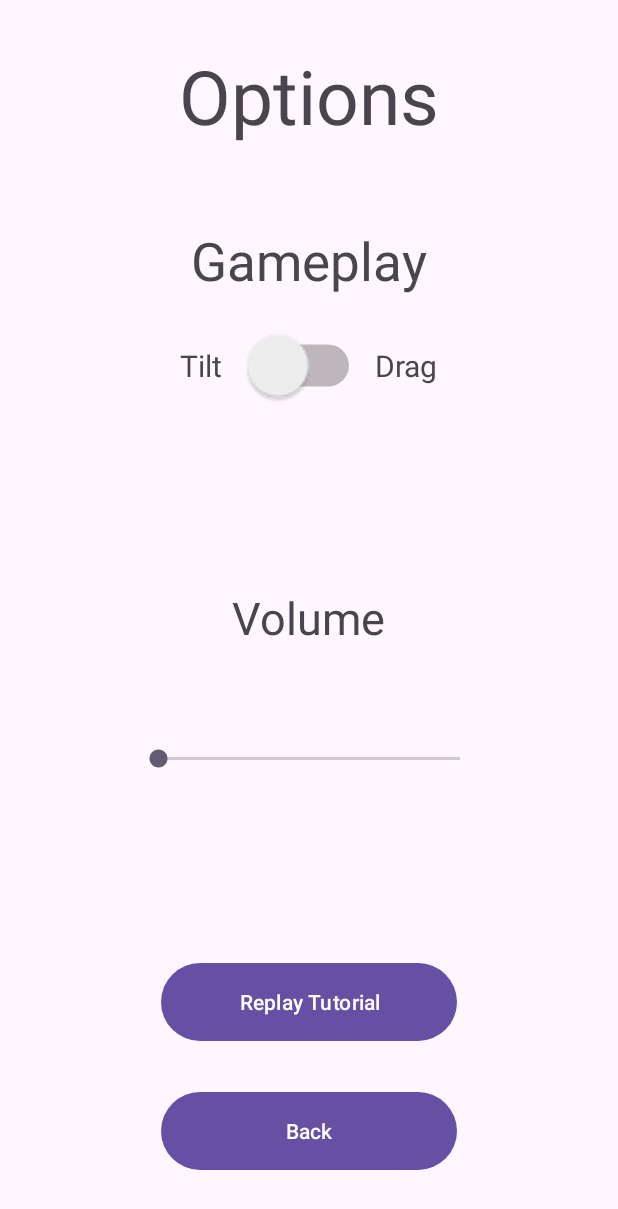
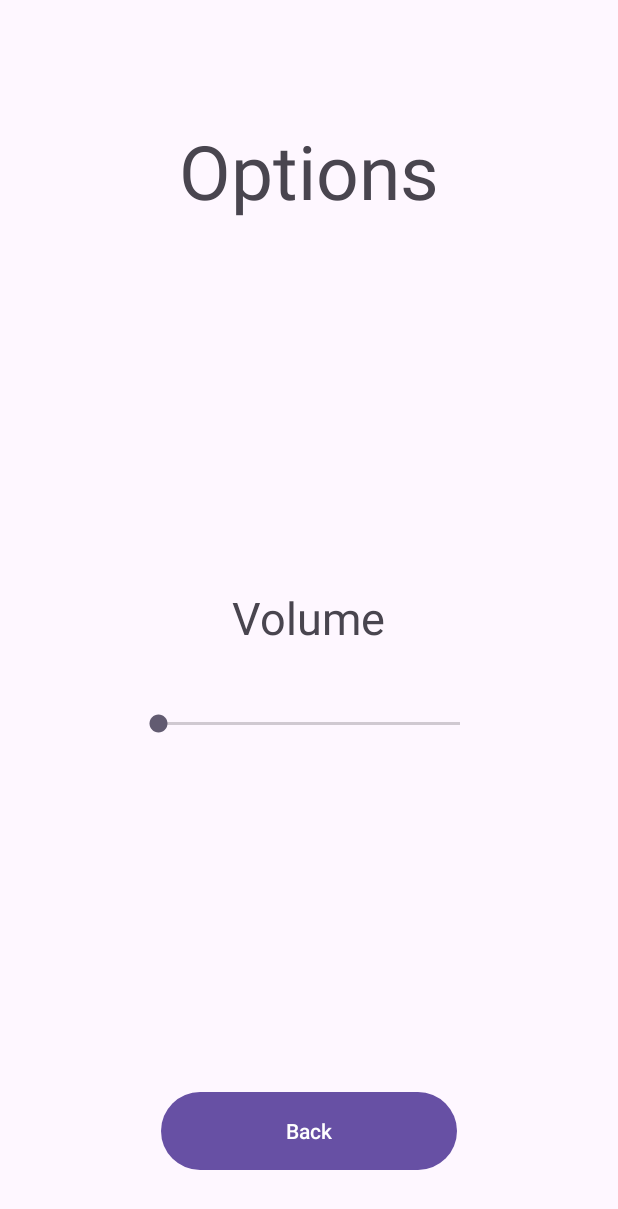
Before and after one commit to JoshLiu1015/Android-Game-BeetBoxing, an Android app: the screen it shows after launch (SettingsActivity), after a tap on "Setting", on a phone screen of 412 x 824 dp. Shown: the top 1209 px of the screen. Run offline under Robolectric (Android 15) with nearby library versions, the phone set to English and light mode, and no system bars.

Commit message:
remove gamemode, skip buttons

```diff
--- a/app/src/main/java/com/cs407/beet_boxing/MainActivity.java
+++ b/app/src/main/java/com/cs407/beet_boxing/MainActivity.java
@@ -27,11 +27,11 @@ public class MainActivity extends AppCompatActivity {
         setContentView(R.layout.activity_main);
         setting = findViewById(R.id.setting);
         startButton = findViewById(R.id.startButton);
-        skip = findViewById(R.id.skip);
+//        skip = findViewById(R.id.skip);
 
         setting.setOnClickListener(this::openSetting);
         startButton.setOnClickListener(this::startGame);
-        skip.setOnClickListener(this::skip);
+//        skip.setOnClickListener(this::skip);
         help = findViewById(R.id.help);
 
         setting.setOnClickListener(this::openSetting);
@@ -62,8 +62,8 @@ public class MainActivity extends AppCompatActivity {
         startActivity(intent);
     }
 
-    public void skip(View view){
-        Intent intent = new Intent(this, RecordingMode.class);
-        startActivity(intent);
-    }
+//    public void skip(View view){
+//        Intent intent = new Intent(this, RecordingMode.class);
+//        startActivity(intent);
+//    }
 }
--- a/app/src/main/java/com/cs407/beet_boxing/SettingsActivity.java
+++ b/app/src/main/java/com/cs407/beet_boxing/SettingsActivity.java
@@ -21,7 +21,7 @@ public class SettingsActivity extends AppCompatActivity {
     AudioManager audioManager;
 
     Button backButton;
-    Button replayButton;
+//    Button replayButton;
     @Override
     protected void onCreate(Bundle savedInstanceState) {
         super.onCreate(savedInstanceState);
@@ -31,7 +31,7 @@ public class SettingsActivity extends AppCompatActivity {
         }
         setContentView(R.layout.settings_activity);
         backButton = findViewById(R.id.backButton);
-        replayButton = findViewById(R.id.replayButton);
+//        replayButton = findViewById(R.id.replayButton);
 
         seekBarVolume = findViewById(R.id.seekBarVolume);
         seekBarVolume.setMax(15);
@@ -72,12 +72,12 @@ public class SettingsActivity extends AppCompatActivity {
             }
         });
 
-        Switch controlSchemeSwitch = findViewById(R.id.switch3);
-        controlSchemeSwitch.setChecked(config.getControlScheme() == EnumControlScheme.DRAG);
-        controlSchemeSwitch.setOnCheckedChangeListener((buttonView, isChecked) -> {
-            config.setControlScheme(isChecked ? EnumControlScheme.DRAG : EnumControlScheme.TILT);
-            Log.i("INFO", "control scheme: " + (isChecked ? "Drag" : "Tilt"));
-        });
+//        Switch controlSchemeSwitch = findViewById(R.id.switch3);
+//        controlSchemeSwitch.setChecked(config.getControlScheme() == EnumControlScheme.DRAG);
+//        controlSchemeSwitch.setOnCheckedChangeListener((buttonView, isChecked) -> {
+//            config.setControlScheme(isChecked ? EnumControlScheme.DRAG : EnumControlScheme.TILT);
+//            Log.i("INFO", "control scheme: " + (isChecked ? "Drag" : "Tilt"));
+//        });
     }
 
     public void backToMain() {
--- a/app/src/main/res/layout/activity_main.xml
+++ b/app/src/main/res/layout/activity_main.xml
@@ -41,19 +41,19 @@
         android:textSize="24sp"
         android:textStyle="bold" />
 
-    <Button
-        android:id="@+id/skip"
-        android:layout_width="197dp"
-        android:layout_height="60dp"
-        android:layout_alignParentBottom="true"
-        android:layout_centerHorizontal="true"
-        android:layout_marginBottom="10dp"
-        android:backgroundTint="#861A1A"
-        android:fontFamily="@font/amaranth"
-        android:text="skip"
-        android:textAlignment="center"
-        android:textSize="24sp"
-        android:textStyle="bold"/>
+<!--    <Button-->
+<!--        android:id="@+id/skip"-->
+<!--        android:layout_width="197dp"-->
+<!--        android:layout_height="60dp"-->
+<!--        android:layout_alignParentBottom="true"-->
+<!--        android:layout_centerHorizontal="true"-->
+<!--        android:layout_marginBottom="10dp"-->
+<!--        android:backgroundTint="#861A1A"-->
+<!--        android:fontFamily="@font/amaranth"-->
+<!--        android:text="skip"-->
+<!--        android:textAlignment="center"-->
+<!--        android:textSize="24sp"-->
+<!--        android:textStyle="bold"/>-->
 
     <ImageView
         android:id="@+id/imageView"
--- a/app/src/main/res/layout/settings_activity.xml
+++ b/app/src/main/res/layout/settings_activity.xml
@@ -10,37 +10,37 @@
         android:id="@+id/options"
         android:layout_width="wrap_content"
         android:layout_height="wrap_content"
-        android:layout_marginTop="30dp"
+        android:layout_marginTop="80dp"
         android:layout_centerHorizontal="true"
         android:text="Options"
         android:textSize="50dp"/>
 
-    <TextView
-        android:id="@+id/gameplay"
-        android:layout_width="wrap_content"
-        android:layout_height="wrap_content"
-        android:layout_marginTop="150dp"
-        android:layout_centerHorizontal="true"
-        android:text="Gameplay"
-        android:textSize="35dp"/>
+<!--    <TextView-->
+<!--        android:id="@+id/gameplay"-->
+<!--        android:layout_width="wrap_content"-->
+<!--        android:layout_height="wrap_content"-->
+<!--        android:layout_marginTop="150dp"-->
+<!--        android:layout_centerHorizontal="true"-->
+<!--        android:text="Gameplay"-->
+<!--        android:textSize="35dp"/>-->
 
-    <TextView
-        android:id="@+id/tilt"
-        android:layout_width="wrap_content"
-        android:layout_height="wrap_content"
-        android:layout_marginTop="230dp"
-        android:text="Tilt"
-        android:layout_marginLeft="120dp"
-        android:textSize="20dp"/>
+<!--    <TextView-->
+<!--        android:id="@+id/tilt"-->
+<!--        android:layout_width="wrap_content"-->
+<!--        android:layout_height="wrap_content"-->
+<!--        android:layout_marginTop="230dp"-->
+<!--        android:text="Tilt"-->
+<!--        android:layout_marginLeft="120dp"-->
+<!--        android:textSize="20dp"/>-->
 
-    <TextView
-        android:id="@+id/drag"
-        android:layout_width="wrap_content"
-        android:layout_height="wrap_content"
-        android:layout_marginTop="230dp"
-        android:text="Drag"
-        android:layout_marginLeft="250dp"
-        android:textSize="20dp"/>
+<!--    <TextView-->
+<!--        android:id="@+id/drag"-->
+<!--        android:layout_width="wrap_content"-->
+<!--        android:layout_height="wrap_content"-->
+<!--        android:layout_marginTop="230dp"-->
+<!--        android:text="Drag"-->
+<!--        android:layout_marginLeft="250dp"-->
+<!--        android:textSize="20dp"/>-->
 
     <TextView
         android:id="@+id/volume"
@@ -55,7 +55,6 @@
         android:id="@+id/seekBarVolume"
         android:layout_width="233dp"
         android:layout_height="21dp"
-        android:layout_above="@+id/replayButton"
         android:layout_below="@+id/volume"
         android:layout_alignParentStart="true"
         android:layout_alignParentEnd="true"
@@ -64,24 +63,24 @@
         android:layout_marginEnd="89dp"
         android:layout_marginBottom="98dp" />
 
-    <Switch
-        android:id="@+id/switch3"
-        android:layout_width="wrap_content"
-        android:layout_height="wrap_content"
-        android:layout_centerHorizontal="true"
-        android:layout_marginTop="230dp"
-        android:scaleX="2"
-        android:scaleY="2" />
+<!--    <Switch-->
+<!--        android:id="@+id/switch3"-->
+<!--        android:layout_width="wrap_content"-->
+<!--        android:layout_height="wrap_content"-->
+<!--        android:layout_centerHorizontal="true"-->
+<!--        android:layout_marginTop="230dp"-->
+<!--        android:scaleX="2"-->
+<!--        android:scaleY="2" />-->
 
 
-    <Button
-        android:id="@+id/replayButton"
-        android:layout_width="197dp"
-        android:layout_height="60dp"
-        android:layout_alignParentBottom="true"
-        android:layout_centerHorizontal="true"
-        android:layout_marginBottom="126dp"
-        android:text="Replay Tutorial" />
+<!--    <Button-->
+<!--        android:id="@+id/replayButton"-->
+<!--        android:layout_width="197dp"-->
+<!--        android:layout_height="60dp"-->
+<!--        android:layout_alignParentBottom="true"-->
+<!--        android:layout_centerHorizontal="true"-->
+<!--        android:layout_marginBottom="126dp"-->
+<!--        android:text="Replay Tutorial" />-->
 
     <Button
         android:id="@+id/backButton"
```
